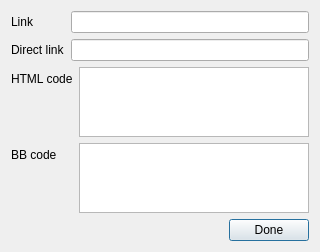
Old version of the form src/exportresult.ui in the repository sb0y/QScreenShotter.
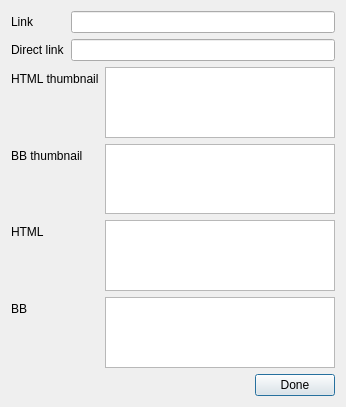
New version of the form.

```diff
--- a/src/exportresult.ui
+++ b/src/exportresult.ui
@@ -6,8 +6,8 @@
    <rect>
     <x>0</x>
     <y>0</y>
-    <width>320</width>
-    <height>240</height>
+    <width>346</width>
+    <height>407</height>
    </rect>
   </property>
   <property name="windowTitle">
@@ -45,26 +45,46 @@
      </item>
      <item>
       <layout class="QFormLayout" name="formLayout_8">
-       <item row="0" column="0">
+       <item row="2" column="0">
         <widget class="QLabel" name="label_3">
          <property name="text">
-          <string>HTML code</string>
+          <string>HTML</string>
          </property>
         </widget>
        </item>
-       <item row="0" column="1">
+       <item row="2" column="1">
         <widget class="QPlainTextEdit" name="htmlcode"/>
        </item>
-       <item row="1" column="0">
+       <item row="3" column="0">
         <widget class="QLabel" name="label_4">
          <property name="text">
-          <string>BB code</string>
+          <string>BB </string>
          </property>
         </widget>
        </item>
-       <item row="1" column="1">
+       <item row="3" column="1">
         <widget class="QPlainTextEdit" name="bbcode"/>
        </item>
+       <item row="1" column="0">
+        <widget class="QLabel" name="label_5">
+         <property name="text">
+          <string>BB thumbnail</string>
+         </property>
+        </widget>
+       </item>
+       <item row="1" column="1">
+        <widget class="QPlainTextEdit" name="bbcodeThumbnail"/>
+       </item>
+       <item row="0" column="0">
+        <widget class="QLabel" name="label_6">
+         <property name="text">
+          <string>HTML thumbnail</string>
+         </property>
+        </widget>
+       </item>
+       <item row="0" column="1">
+        <widget class="QPlainTextEdit" name="htmlcodeThumbnail"/>
+       </item>
       </layout>
      </item>
      <item>
```
